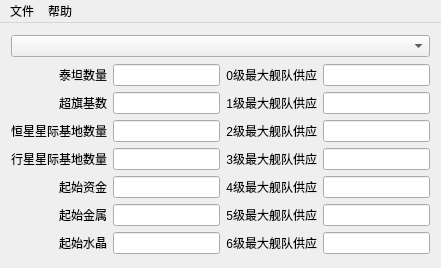
Before: the Qt Designer form SSE2_ConfigEditor/SSE2_ConfigEditorMainWnd.ui in whisper512/SSE2_ConfigEditor, drawn with Qt 5.
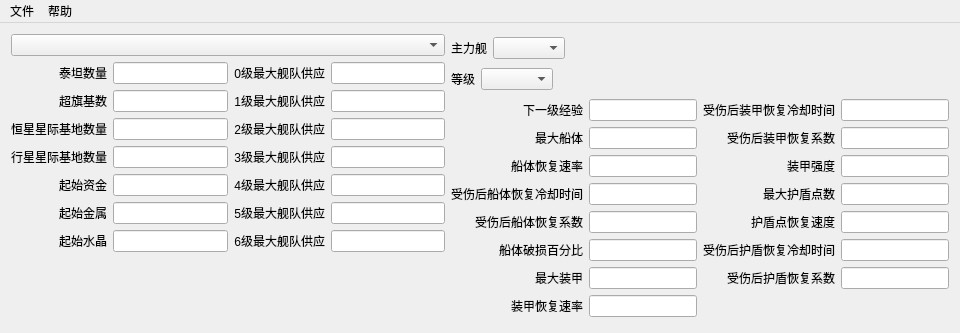
After: the same form once the commit is applied.

Commit message: 主力舰修改界面布局完成，还没有命名

What changed in the file:
```diff
--- a/SSE2_ConfigEditor/SSE2_ConfigEditorMainWnd.ui
+++ b/SSE2_ConfigEditor/SSE2_ConfigEditorMainWnd.ui
@@ -6,14 +6,18 @@
    <rect>
     <x>0</x>
     <y>0</y>
-    <width>441</width>
-    <height>268</height>
+    <width>960</width>
+    <height>333</height>
    </rect>
   </property>
   <property name="windowTitle">
    <string/>
   </property>
   <widget class="QWidget" name="centralWidget">
+   <layout class="QHBoxLayout" name="horizontalLayout_4">
+    <item>
+     <layout class="QVBoxLayout" name="verticalLayout_3">
+      <item>
    <layout class="QVBoxLayout" name="verticalLayout">
     <item>
      <layout class="QHBoxLayout" name="horizontalLayout_2" stretch="4">
@@ -307,13 +311,353 @@
      </layout>
     </item>
    </layout>
+      </item>
+      <item>
+       <spacer name="verticalSpacer">
+        <property name="orientation">
+         <enum>Qt::Orientation::Vertical</enum>
+        </property>
+        <property name="sizeHint" stdset="0">
+         <size>
+          <width>20</width>
+          <height>40</height>
+         </size>
+        </property>
+       </spacer>
+      </item>
+     </layout>
+    </item>
+    <item>
+     <layout class="QVBoxLayout" name="verticalLayout_2">
+      <item>
+       <layout class="QHBoxLayout" name="horizontalLayout">
+        <item>
+         <widget class="QLabel" name="label_Titan_2">
+          <property name="text">
+           <string>主力舰</string>
+          </property>
+          <property name="alignment">
+           <set>Qt::AlignmentFlag::AlignRight|Qt::AlignmentFlag::AlignTrailing|Qt::AlignmentFlag::AlignVCenter</set>
+          </property>
+         </widget>
+        </item>
+        <item>
+         <widget class="QComboBox" name="comboBox_faction_2"/>
+        </item>
+        <item>
+         <spacer name="horizontalSpacer">
+          <property name="orientation">
+           <enum>Qt::Orientation::Horizontal</enum>
+          </property>
+          <property name="sizeHint" stdset="0">
+           <size>
+            <width>40</width>
+            <height>20</height>
+           </size>
+          </property>
+         </spacer>
+        </item>
+       </layout>
+      </item>
+      <item>
+       <layout class="QHBoxLayout" name="horizontalLayout_3">
+        <item>
+         <widget class="QLabel" name="label_Titan_3">
+          <property name="text">
+           <string>等级</string>
+          </property>
+          <property name="alignment">
+           <set>Qt::AlignmentFlag::AlignRight|Qt::AlignmentFlag::AlignTrailing|Qt::AlignmentFlag::AlignVCenter</set>
+          </property>
+         </widget>
+        </item>
+        <item>
+         <widget class="QComboBox" name="comboBox_faction_3"/>
+        </item>
+        <item>
+         <spacer name="horizontalSpacer_2">
+          <property name="orientation">
+           <enum>Qt::Orientation::Horizontal</enum>
+          </property>
+          <property name="sizeHint" stdset="0">
+           <size>
+            <width>40</width>
+            <height>20</height>
+           </size>
+          </property>
+         </spacer>
+        </item>
+       </layout>
+      </item>
+      <item>
+       <layout class="QGridLayout" name="gridLayout_2">
+        <item row="0" column="0">
+         <widget class="QLabel" name="label_Titan_4">
+          <property name="text">
+           <string>下一级经验</string>
+          </property>
+          <property name="alignment">
+           <set>Qt::AlignmentFlag::AlignRight|Qt::AlignmentFlag::AlignTrailing|Qt::AlignmentFlag::AlignVCenter</set>
+          </property>
+         </widget>
+        </item>
+        <item row="0" column="1">
+         <widget class="QLineEdit" name="lineEdit_Titan_2">
+          <property name="readOnly">
+           <bool>false</bool>
+          </property>
+         </widget>
+        </item>
+        <item row="0" column="2">
+         <widget class="QLabel" name="label_Titan_12">
+          <property name="text">
+           <string>受伤后装甲恢复冷却时间</string>
+          </property>
+          <property name="alignment">
+           <set>Qt::AlignmentFlag::AlignRight|Qt::AlignmentFlag::AlignTrailing|Qt::AlignmentFlag::AlignVCenter</set>
+          </property>
+         </widget>
+        </item>
+        <item row="0" column="3">
+         <widget class="QLineEdit" name="lineEdit_Titan_10">
+          <property name="readOnly">
+           <bool>false</bool>
+          </property>
+         </widget>
+        </item>
+        <item row="1" column="0">
+         <widget class="QLabel" name="label_Titan_5">
+          <property name="text">
+           <string>最大船体</string>
+          </property>
+          <property name="alignment">
+           <set>Qt::AlignmentFlag::AlignRight|Qt::AlignmentFlag::AlignTrailing|Qt::AlignmentFlag::AlignVCenter</set>
+          </property>
+         </widget>
+        </item>
+        <item row="1" column="1">
+         <widget class="QLineEdit" name="lineEdit_Titan_3">
+          <property name="readOnly">
+           <bool>false</bool>
+          </property>
+         </widget>
+        </item>
+        <item row="1" column="2">
+         <widget class="QLabel" name="label_Titan_13">
+          <property name="text">
+           <string>受伤后装甲恢复系数</string>
+          </property>
+          <property name="alignment">
+           <set>Qt::AlignmentFlag::AlignRight|Qt::AlignmentFlag::AlignTrailing|Qt::AlignmentFlag::AlignVCenter</set>
+          </property>
+         </widget>
+        </item>
+        <item row="1" column="3">
+         <widget class="QLineEdit" name="lineEdit_Titan_11">
+          <property name="readOnly">
+           <bool>false</bool>
+          </property>
+         </widget>
+        </item>
+        <item row="2" column="0">
+         <widget class="QLabel" name="label_Titan_6">
+          <property name="text">
+           <string>船体恢复速率</string>
+          </property>
+          <property name="alignment">
+           <set>Qt::AlignmentFlag::AlignRight|Qt::AlignmentFlag::AlignTrailing|Qt::AlignmentFlag::AlignVCenter</set>
+          </property>
+         </widget>
+        </item>
+        <item row="2" column="1">
+         <widget class="QLineEdit" name="lineEdit_Titan_4">
+          <property name="readOnly">
+           <bool>false</bool>
+          </property>
+         </widget>
+        </item>
+        <item row="2" column="2">
+         <widget class="QLabel" name="label_Titan_14">
+          <property name="text">
+           <string>装甲强度</string>
+          </property>
+          <property name="alignment">
+           <set>Qt::AlignmentFlag::AlignRight|Qt::AlignmentFlag::AlignTrailing|Qt::AlignmentFlag::AlignVCenter</set>
+          </property>
+         </widget>
+        </item>
+        <item row="2" column="3">
+         <widget class="QLineEdit" name="lineEdit_Titan_12">
+          <property name="readOnly">
+           <bool>false</bool>
+          </property>
+         </widget>
+        </item>
+        <item row="3" column="0">
+         <widget class="QLabel" name="label_Titan_7">
+          <property name="text">
+           <string>受伤后船体恢复冷却时间</string>
+          </property>
+          <property name="alignment">
+           <set>Qt::AlignmentFlag::AlignRight|Qt::AlignmentFlag::AlignTrailing|Qt::AlignmentFlag::AlignVCenter</set>
+          </property>
+         </widget>
+        </item>
+        <item row="3" column="1">
+         <widget class="QLineEdit" name="lineEdit_Titan_5">
+          <property name="readOnly">
+           <bool>false</bool>
+          </property>
+         </widget>
+        </item>
+        <item row="3" column="2">
+         <widget class="QLabel" name="label_Titan_15">
+          <property name="text">
+           <string>最大护盾点数</string>
+          </property>
+          <property name="alignment">
+           <set>Qt::AlignmentFlag::AlignRight|Qt::AlignmentFlag::AlignTrailing|Qt::AlignmentFlag::AlignVCenter</set>
+          </property>
+         </widget>
+        </item>
+        <item row="3" column="3">
+         <widget class="QLineEdit" name="lineEdit_Titan_13">
+          <property name="readOnly">
+           <bool>false</bool>
+          </property>
+         </widget>
+        </item>
+        <item row="4" column="0">
+         <widget class="QLabel" name="label_Titan_8">
+          <property name="text">
+           <string>受伤后船体恢复系数</string>
+          </property>
+          <property name="alignment">
+           <set>Qt::AlignmentFlag::AlignRight|Qt::AlignmentFlag::AlignTrailing|Qt::AlignmentFlag::AlignVCenter</set>
+          </property>
+         </widget>
+        </item>
+        <item row="4" column="1">
+         <widget class="QLineEdit" name="lineEdit_Titan_6">
+          <property name="readOnly">
+           <bool>false</bool>
+          </property>
+         </widget>
+        </item>
+        <item row="4" column="2">
+         <widget class="QLabel" name="label_Titan_16">
+          <property name="text">
+           <string>护盾点恢复速度</string>
+          </property>
+          <property name="alignment">
+           <set>Qt::AlignmentFlag::AlignRight|Qt::AlignmentFlag::AlignTrailing|Qt::AlignmentFlag::AlignVCenter</set>
+          </property>
+         </widget>
+        </item>
+        <item row="4" column="3">
+         <widget class="QLineEdit" name="lineEdit_Titan_14">
+          <property name="readOnly">
+           <bool>false</bool>
+          </property>
+         </widget>
+        </item>
+        <item row="5" column="0">
+         <widget class="QLabel" name="label_Titan_9">
+          <property name="text">
+           <string>船体破损百分比</string>
+          </property>
+          <property name="alignment">
+           <set>Qt::AlignmentFlag::AlignRight|Qt::AlignmentFlag::AlignTrailing|Qt::AlignmentFlag::AlignVCenter</set>
+          </property>
+         </widget>
+        </item>
+        <item row="5" column="1">
+         <widget class="QLineEdit" name="lineEdit_Titan_7">
+          <property name="readOnly">
+           <bool>false</bool>
+          </property>
+         </widget>
+        </item>
+        <item row="5" column="2">
+         <widget class="QLabel" name="label_Titan_17">
+          <property name="text">
+           <string>受伤后护盾恢复冷却时间</string>
+          </property>
+          <property name="alignment">
+           <set>Qt::AlignmentFlag::AlignRight|Qt::AlignmentFlag::AlignTrailing|Qt::AlignmentFlag::AlignVCenter</set>
+          </property>
+         </widget>
+        </item>
+        <item row="5" column="3">
+         <widget class="QLineEdit" name="lineEdit_Titan_15">
+          <property name="readOnly">
+           <bool>false</bool>
+          </property>
+         </widget>
+        </item>
+        <item row="6" column="0">
+         <widget class="QLabel" name="label_Titan_10">
+          <property name="text">
+           <string>最大装甲</string>
+          </property>
+          <property name="alignment">
+           <set>Qt::AlignmentFlag::AlignRight|Qt::AlignmentFlag::AlignTrailing|Qt::AlignmentFlag::AlignVCenter</set>
+          </property>
+         </widget>
+        </item>
+        <item row="6" column="1">
+         <widget class="QLineEdit" name="lineEdit_Titan_8">
+          <property name="readOnly">
+           <bool>false</bool>
+          </property>
+         </widget>
+        </item>
+        <item row="6" column="2">
+         <widget class="QLabel" name="label_Titan_18">
+          <property name="text">
+           <string>受伤后护盾恢复系数</string>
+          </property>
+          <property name="alignment">
+           <set>Qt::AlignmentFlag::AlignRight|Qt::AlignmentFlag::AlignTrailing|Qt::AlignmentFlag::AlignVCenter</set>
+          </property>
+         </widget>
+        </item>
+        <item row="6" column="3">
+         <widget class="QLineEdit" name="lineEdit_Titan_16">
+          <property name="readOnly">
+           <bool>false</bool>
+          </property>
+         </widget>
+        </item>
+        <item row="7" column="0">
+         <widget class="QLabel" name="label_Titan_11">
+          <property name="text">
+           <string>装甲恢复速率</string>
+          </property>
+          <property name="alignment">
+           <set>Qt::AlignmentFlag::AlignRight|Qt::AlignmentFlag::AlignTrailing|Qt::AlignmentFlag::AlignVCenter</set>
+          </property>
+         </widget>
+        </item>
+        <item row="7" column="1">
+         <widget class="QLineEdit" name="lineEdit_Titan_9">
+          <property name="readOnly">
+           <bool>false</bool>
+          </property>
+         </widget>
+        </item>
+       </layout>
+      </item>
+     </layout>
+    </item>
+   </layout>
   </widget>
   <widget class="QMenuBar" name="menuBar">
    <property name="geometry">
     <rect>
      <x>0</x>
      <y>0</y>
-     <width>441</width>
+     <width>960</width>
      <height>20</height>
     </rect>
    </property>
```
Lines whose indentation alone changed are shown as unchanged.
